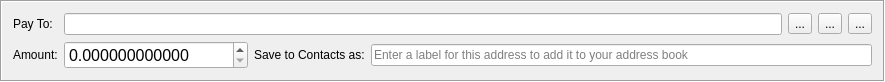
Above: src/gui/ui/transferframe.ui from qwertycoin-org/qwertycoin-gui before the change. Below: the same form after it.
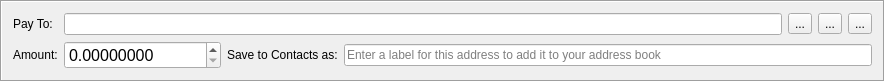
That is the form after the change. Icons and pictures are not drawn.

```diff
--- a/src/gui/ui/transferframe.ui
+++ b/src/gui/ui/transferframe.ui
@@ -107,10 +107,10 @@
       <string notr="true"/>
      </property>
      <property name="decimals">
-      <number>12</number>
+      <number>8</number>
      </property>
      <property name="maximum">
-      <double>9999999.999998999759555</double>
+      <double>1000000000.00000000</double>
      </property>
     </widget>
    </item>
```
